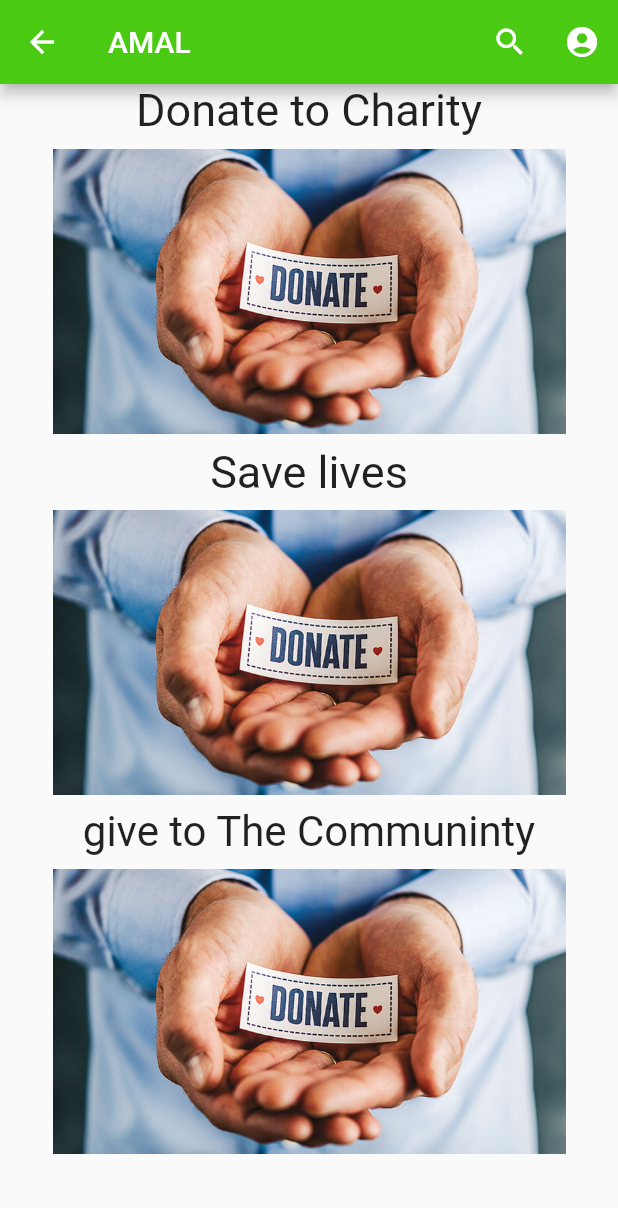
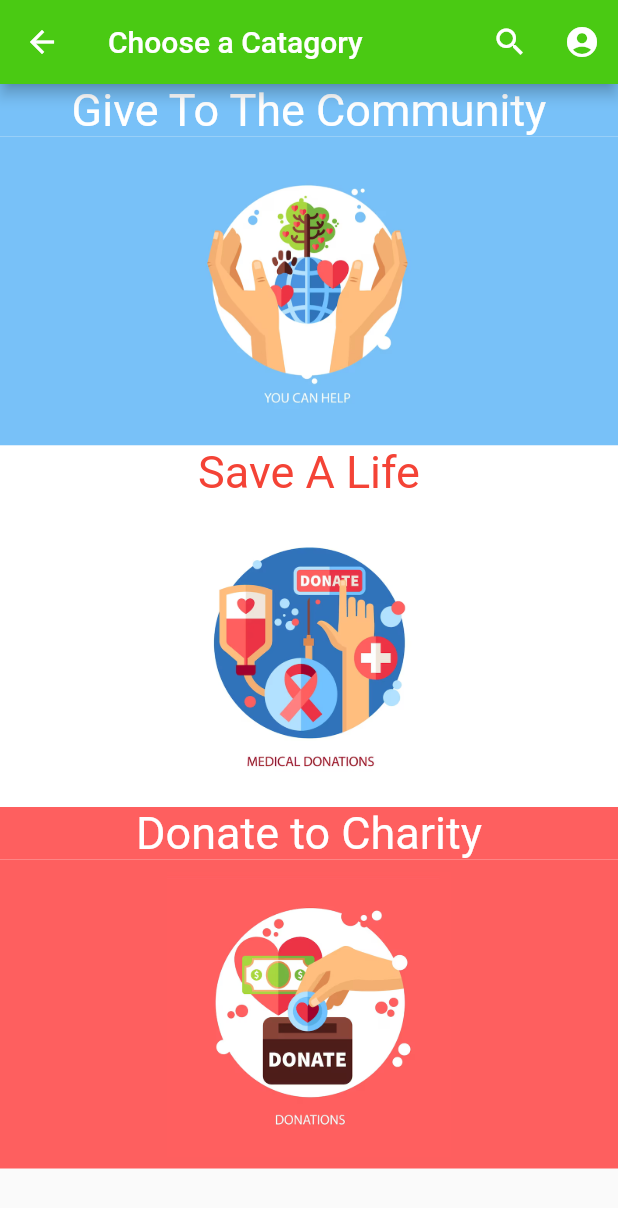
Before and after one commit to abu3athab/amal, a Flutter app: the MainPage screen opened directly, on a phone screen of 412 x 824 dp. Shown: the top 1208 px of the screen. Run offline on Flutter 3.47's test engine with Material 2 defaults, Android fonts, the phone set to English and light mode, and no system bars; missing offline and left inert: dart:ffi.

Commit message:
finished main page

```diff
--- a/lib/Main page/mainPage.dart
+++ b/lib/Main page/mainPage.dart
@@ -33,7 +33,7 @@ class MainPageChild extends State<MainPage> {
             onPressed: () {},
           )
         ],
-        title: Text("AMAL"),
+        title: Text("Choose a Catagory"),
         backgroundColor: logoColor,
       ),
       body: SingleChildScrollView(
@@ -41,54 +41,75 @@ class MainPageChild extends State<MainPage> {
           child: Column(
             mainAxisAlignment: MainAxisAlignment.start,
             children: [
-              Text(
-                "Donate to Charity",
-                style: TextStyle(
-                  fontSize: 30,
+              //spacinggggggggggggg/////////////////////
+              Container(
+                color: Color.fromRGBO(120, 193, 248, 1),
+                width: width,
+                child: Text(
+                  "Give To The Community",
+                  textAlign: TextAlign.center,
+                  style: TextStyle(fontSize: 30, color: Colors.white),
                 ),
               ),
               Container(
                 width: width,
+                color: Color.fromRGBO(120, 193, 248, 1),
                 height: height * 0.25,
                 child: IconButton(
                   icon: Image.asset(
-                    'assets/doantemainpagecard.jpg',
+                    'assets/volunteermainpageicon.png',
                     fit: BoxFit.fill,
                   ),
                   iconSize: 200,
                   onPressed: () {},
                 ),
               ),
-              Text(
-                "Save lives",
-                style: TextStyle(
-                  fontSize: 30,
+
+              //spacingggggg////////
+              Container(
+                color: Color.fromRGBO(255, 255, 255, 1),
+                width: width,
+                child: Text(
+                  "Save A Life",
+                  textAlign: TextAlign.center,
+                  style: TextStyle(fontSize: 30, color: Colors.red),
                 ),
               ),
               Container(
                 width: width,
+                color: Color.fromRGBO(255, 255, 255, 1),
                 height: height * 0.25,
                 child: IconButton(
                   icon: Image.asset(
-                    'assets/doantemainpagecard.jpg',
+                    'assets/medicaldonationmainpageicon.png',
                     fit: BoxFit.fill,
                   ),
-                  iconSize: 200,
-                  onPressed: () {},
+                  iconSize: 300,
+                  onPressed: () {
+                    Navigator.push(
+                      context,
+                      MaterialPageRoute(builder: (context) => Mainpagesearch()),
+                    );
+                  },
                 ),
               ),
-              Text(
-                "give to The Communinty",
-                style: TextStyle(
-                  fontSize: 28,
+
+              Container(
+                color: Color.fromRGBO(254, 95, 95, 1),
+                width: width,
+                child: Text(
+                  "Donate to Charity",
+                  textAlign: TextAlign.center,
+                  style: TextStyle(fontSize: 30, color: Colors.white),
                 ),
               ),
               Container(
                 width: width,
+                color: Color.fromRGBO(254, 95, 95, 1),
                 height: height * 0.25,
                 child: IconButton(
                   icon: Image.asset(
-                    'assets/doantemainpagecard.jpg',
+                    'assets/donation_main_page_icon.png',
                     fit: BoxFit.fill,
                   ),
                   iconSize: 200,
```
Also changed, not shown: assets/Community-Donation-Drive-Feature-Image-01.webp (added), assets/charity-concept-icons-set_1284-8542.png (added), assets/donation_main_page_icon.png (added), assets/drawn-clothing-donation-concept-illustrated_23-2148833206.png (added), assets/facebook-template-with-humanitary-aid-refugees-conceptwatercolor_83728-9598.png (added), assets/flat-illustration-world-humanitarian-day_23-2149484207 (1).png (added), assets/flat-world-humanitarian-day-illustration-with-person-holding-aid-box_23-2149459659 (1).png (added), assets/hands-saving-blood-drop_1017-19141.png (added), assets/illustration-people-donating-blood_23-2148247481.png (added), assets/illustration-person-donating-blood_23-2148236971.jpg (added), assets/medicaldonationmainpageicon.png (added), assets/tiny-people-standing-near-box-donation-food-delivery-volunteers-giving-healthy-grocery-goods-charity-flat-vector-illustration-social-support-humanitarian-help-community-sharing-concept_74855-21023.png (added), assets/volunteermainpageicon.png (added).
